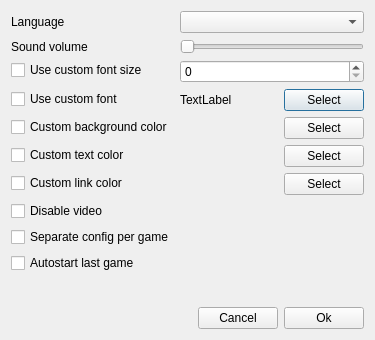
Before: the Qt Designer form optionsdialog.ui in Sonnix1/Qqsp, drawn with Qt 5.
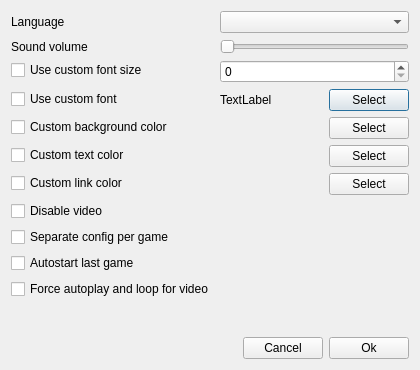
After: the same form once the commit is applied.

Commit message: make video autoplay optional

The edit to the form file:
```diff
--- a/optionsdialog.ui
+++ b/optionsdialog.ui
@@ -9,8 +9,8 @@
    <rect>
     <x>0</x>
     <y>0</y>
-    <width>375</width>
-    <height>340</height>
+    <width>420</width>
+    <height>370</height>
    </rect>
   </property>
   <property name="windowTitle">
@@ -287,6 +287,13 @@
        </property>
       </widget>
      </item>
+     <item row="10" column="0">
+      <widget class="QCheckBox" name="checkBox_videoFix">
+       <property name="text">
+        <string>Force autoplay and loop for video</string>
+       </property>
+      </widget>
+     </item>
     </layout>
    </item>
    <item>
```
The commit also changes 7 other files.
